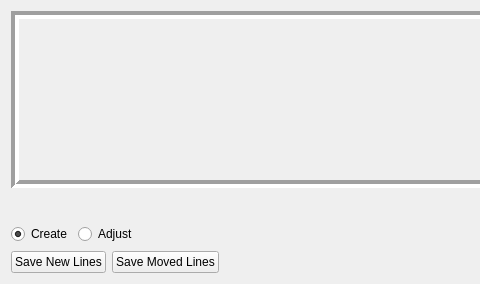
First picture: the form in resources/designer_ui/crystaldrawingwidget.ui, repository jonathanHuwP/CrystalGrowthTracker, before the edit; both pictures show x 0 to 480 and y 0 to 284 of the 825 by 284 pixel window.
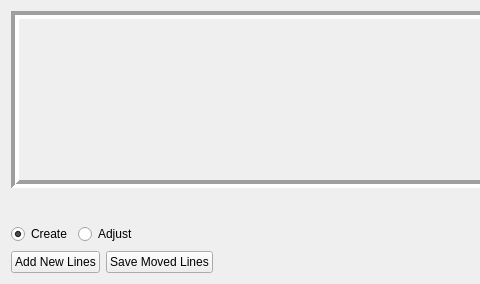
Second picture: the form after the edit. Custom widgets are drawn as their Qt base class.

```diff
--- a/resources/designer_ui/crystaldrawingwidget.ui
+++ b/resources/designer_ui/crystaldrawingwidget.ui
@@ -194,7 +194,7 @@
      <item>
       <widget class="QPushButton" name="_newLinesButton">
        <property name="text">
-        <string>Save New Lines</string>
+        <string>Add New Lines</string>
        </property>
       </widget>
      </item>
```
Left out of the diff: 4 changed lines with no effect on the pictures.
